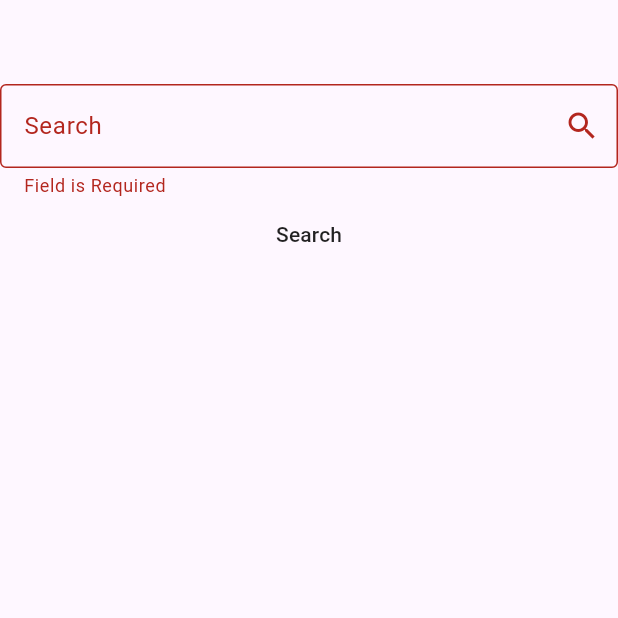
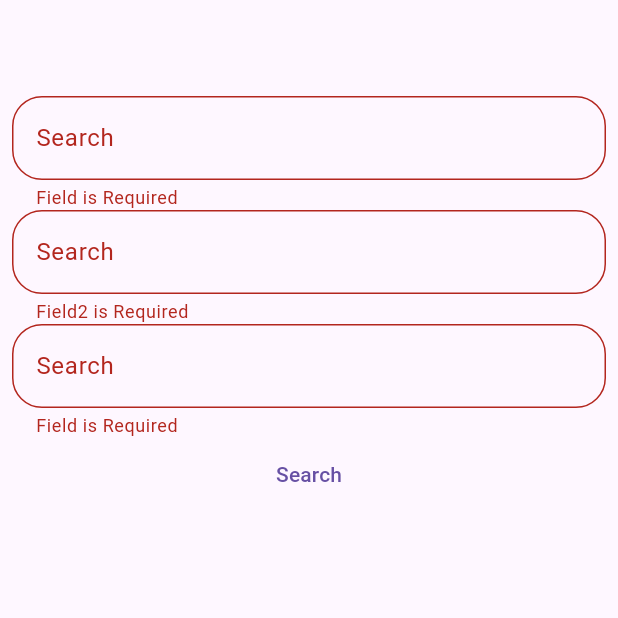
Before and after one commit to Fady-Elhussein/validation_search_app, a Flutter app: the screen it shows after launch, after a tap on "Search", on a phone screen of 412 x 824 dp, the top half of it. Run offline on Flutter 3.47's test engine with Material 3 defaults, Android fonts, the phone set to English and light mode, and no system bars.

Commit message:
Update search_page.dart

```diff
--- a/lib/search_page.dart
+++ b/lib/search_page.dart
@@ -3,41 +3,96 @@ import 'package:flutter/material.dart';
 class SearchPage extends StatelessWidget{
   SearchPage({super.key});
 TextEditingController searchController=TextEditingController();
-   final formKey = GlobalKey<FormState>();
+  TextEditingController searchController2=TextEditingController();
 
+final formKey=GlobalKey<FormState>();
   @override
   Widget build(BuildContext context) {
     return  Scaffold(
       appBar: AppBar(),
-      body:Form(
+      body: Padding(
+        padding: const EdgeInsets.all(8.0),
+        child: Form(
           key: formKey,
           child: Column(
             children: [
               TextFormField(
-              keyboardType: TextInputType.text,
-              controller: searchController,
-              validator: (value) {
-                if (value == null || value.isEmpty) {
-                  return 'Field is Required ';
+                controller:searchController ,
+                validator: (searchText) {
+                  if(searchText==null || searchText.isEmpty )
+                    {
+                      return "Field is Required ";
+
                     }
+
+
                   return null;
+
                 },
                 decoration: InputDecoration(
-                labelText: "Search ",
-                border: OutlineInputBorder(),
-                suffixIcon: Icon(Icons.search),
+                  hintText: "Search",
+                  label: Text("Search"),
+                  border: OutlineInputBorder(
+                    borderRadius: BorderRadius.circular(20),
+                  )
                 ),
               ),
-            Container(
-              width: double.infinity,
-              child: MaterialButton(onPressed: () {
-                if (formKey.currentState!.validate()) {
+              TextFormField(
+                controller:searchController2 ,
+                validator: (searchText) {
+                  if(searchText==null || searchText.isEmpty )
+                  {
+                    return "Field2 is Required ";
+
+                  }
+                  if(searchText.length>8){
+                    return "more letter Required ";
+
+                  }
 
 
+                  return null;
+
+                },
+                decoration: InputDecoration(
+                    hintText: "Search",
+                    label: Text("Search"),
+                    border: OutlineInputBorder(
+                      borderRadius: BorderRadius.circular(20),
+                    )
+                ),
+              ),
+              TextFormField(
+                controller:searchController ,
+                validator: (searchText) {
+                  if(searchText==null || searchText.isEmpty )
+                  {
+                    return "Field is Required ";
+
                   }
-              },child: Text("Search"),),
+
+
+                  return null;
+
+                },
+                decoration: InputDecoration(
+                    hintText: "Search",
+                    label: Text("Search"),
+                    border: OutlineInputBorder(
+                      borderRadius: BorderRadius.circular(20),
                     )
+                ),
+              ),
+              TextButton(onPressed: (){
+                if(formKey.currentState!.validate()){
+
+                        ScaffoldMessenger.of(context).showSnackBar(
+                            SnackBar(content: Text(searchController.text)));
+
+                    }
+                  }, child: Text("Search")),
             ],
+          ),
         ),
       ),
     );
```
Lines whose indentation alone changed are shown as unchanged.
